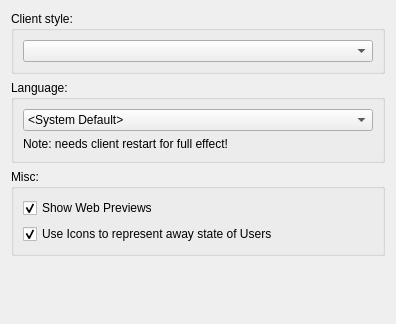
Above: src/qtui/settingspages/appearancesettingspage.ui from quassel/quassel before the change. Below: the same form after it.
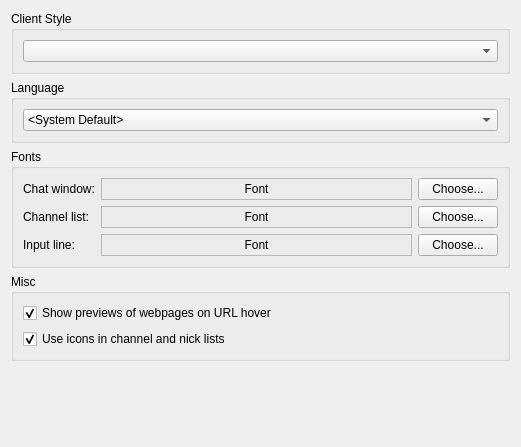
That is the form after the change.

Commit message:
Move font settings to general appearance settingspage
This retires our old fonts settingspage for now, since most of what was on
there didn't work anyway. You can now choose fonts for the ChatView, the input line
and (this is brandnew!1!!) the buffer views and nick list.

Also added tooltips for that settingspage and changed the wording a bit.

Diff of the .ui file:
```diff
--- a/src/qtui/settingspages/appearancesettingspage.ui
+++ b/src/qtui/settingspages/appearancesettingspage.ui
@@ -1,22 +1,22 @@
 <ui version="4.0" >
  <class>AppearanceSettingsPage</class>
- <widget class="QWidget" name="AppearanceSettingsPage" >
-  <property name="geometry" >
+ <widget class="QWidget" name="AppearanceSettingsPage">
+  <property name="geometry">
    <rect>
     <x>0</x>
     <y>0</y>
-    <width>396</width>
-    <height>324</height>
+    <width>521</width>
+    <height>447</height>
    </rect>
   </property>
   <property name="windowTitle" >
    <string>Form</string>
   </property>
-  <layout class="QVBoxLayout" name="verticalLayout_2" >
+  <layout class="QVBoxLayout" name="verticalLayout">
    <item>
-    <widget class="QGroupBox" name="groupBox" >
-     <property name="title" >
-      <string>Client style:</string>
+    <widget class="QGroupBox" name="groupBox">
+     <property name="title">
+      <string>Client Style</string>
      </property>
      <layout class="QVBoxLayout" >
       <item>
@@ -26,13 +26,16 @@
     </widget>
    </item>
    <item>
-    <widget class="QGroupBox" name="groupBox_2" >
-     <property name="title" >
-      <string>Language:</string>
+    <widget class="QGroupBox" name="groupBox_2">
+     <property name="title">
+      <string>Language</string>
      </property>
-     <layout class="QVBoxLayout" name="verticalLayout" >
+     <layout class="QHBoxLayout" name="horizontalLayout">
       <item>
-       <widget class="QComboBox" name="languageComboBox" >
+       <widget class="QComboBox" name="languageComboBox">
+        <property name="toolTip">
+         <string>Set the application language. Requires restart!</string>
+        </property>
         <item>
          <property name="text" >
           <string>&lt;System Default></string>
@@ -45,38 +48,190 @@
         </item>
        </widget>
       </item>
-      <item>
-       <widget class="QLabel" name="label" >
-        <property name="text" >
-         <string>Note: needs client restart for full effect!</string>
+     </layout>
+    </widget>
+   </item>
+   <item>
+    <widget class="QGroupBox" name="groupBox_4">
+     <property name="title">
+      <string>Fonts</string>
+     </property>
+     <layout class="QGridLayout" name="gridLayout">
+      <item row="0" column="0">
+       <widget class="QLabel" name="label_2">
+        <property name="toolTip">
+         <string>Set font for the main chat window and the chat monitor</string>
         </property>
+        <property name="text">
+         <string>Chat window:</string>
+        </property>
        </widget>
       </item>
+      <item row="0" column="1">
+       <widget class="QLabel" name="demoChatView">
+        <property name="sizePolicy">
+         <sizepolicy hsizetype="MinimumExpanding" vsizetype="Preferred">
+          <horstretch>0</horstretch>
+          <verstretch>0</verstretch>
+         </sizepolicy>
+        </property>
+        <property name="toolTip">
+         <string>Set font for the main chat window and the chat monitor</string>
+        </property>
+        <property name="frameShape">
+         <enum>QFrame::StyledPanel</enum>
+        </property>
+        <property name="frameShadow">
+         <enum>QFrame::Sunken</enum>
+        </property>
+        <property name="text">
+         <string>Font</string>
+        </property>
+        <property name="alignment">
+         <set>Qt::AlignCenter</set>
+        </property>
+       </widget>
+      </item>
+      <item row="0" column="2">
+       <widget class="QPushButton" name="chooseChatView">
+        <property name="sizePolicy">
+         <sizepolicy hsizetype="Preferred" vsizetype="Fixed">
+          <horstretch>0</horstretch>
+          <verstretch>0</verstretch>
+         </sizepolicy>
+        </property>
+        <property name="text">
+         <string>Choose...</string>
+        </property>
+       </widget>
+      </item>
+      <item row="1" column="0">
+       <widget class="QLabel" name="label_4">
+        <property name="toolTip">
+         <string>Set font for channel and nick lists</string>
+        </property>
+        <property name="text">
+         <string>Channel list:</string>
+        </property>
+       </widget>
+      </item>
+      <item row="1" column="1">
+       <widget class="QLabel" name="demoBufferView">
+        <property name="sizePolicy">
+         <sizepolicy hsizetype="MinimumExpanding" vsizetype="Preferred">
+          <horstretch>0</horstretch>
+          <verstretch>0</verstretch>
+         </sizepolicy>
+        </property>
+        <property name="toolTip">
+         <string>Set font for channel and nick lists</string>
+        </property>
+        <property name="frameShape">
+         <enum>QFrame::StyledPanel</enum>
+        </property>
+        <property name="frameShadow">
+         <enum>QFrame::Sunken</enum>
+        </property>
+        <property name="text">
+         <string>Font</string>
+        </property>
+        <property name="alignment">
+         <set>Qt::AlignCenter</set>
+        </property>
+       </widget>
+      </item>
+      <item row="1" column="2">
+       <widget class="QPushButton" name="chooseBufferView">
+        <property name="sizePolicy">
+         <sizepolicy hsizetype="Preferred" vsizetype="Fixed">
+          <horstretch>0</horstretch>
+          <verstretch>0</verstretch>
+         </sizepolicy>
+        </property>
+        <property name="text">
+         <string>Choose...</string>
+        </property>
+       </widget>
+      </item>
+      <item row="2" column="0">
+       <widget class="QLabel" name="label_3">
+        <property name="toolTip">
+         <string>Set font for the input line</string>
+        </property>
+        <property name="text">
+         <string>Input line:</string>
+        </property>
+       </widget>
+      </item>
+      <item row="2" column="1">
+       <widget class="QLabel" name="demoInputLine">
+        <property name="sizePolicy">
+         <sizepolicy hsizetype="MinimumExpanding" vsizetype="Preferred">
+          <horstretch>0</horstretch>
+          <verstretch>0</verstretch>
+         </sizepolicy>
+        </property>
+        <property name="toolTip">
+         <string>Set font for the input line</string>
+        </property>
+        <property name="frameShape">
+         <enum>QFrame::StyledPanel</enum>
+        </property>
+        <property name="frameShadow">
+         <enum>QFrame::Sunken</enum>
+        </property>
+        <property name="text">
+         <string>Font</string>
+        </property>
+        <property name="alignment">
+         <set>Qt::AlignCenter</set>
+        </property>
+       </widget>
+      </item>
+      <item row="2" column="2">
+       <widget class="QPushButton" name="chooseInputLine">
+        <property name="sizePolicy">
+         <sizepolicy hsizetype="Preferred" vsizetype="Fixed">
+          <horstretch>0</horstretch>
+          <verstretch>0</verstretch>
+         </sizepolicy>
+        </property>
+        <property name="text">
+         <string>Choose...</string>
+        </property>
+       </widget>
+      </item>
      </layout>
     </widget>
    </item>
    <item>
-    <widget class="QGroupBox" name="groupBox_3" >
-     <property name="title" >
-      <string>Misc:</string>
+    <widget class="QGroupBox" name="groupBox_3">
+     <property name="title">
+      <string>Misc</string>
      </property>
      <layout class="QVBoxLayout" name="verticalLayout_3" >
       <item>
-       <widget class="QCheckBox" name="showWebPreview" >
-        <property name="text" >
-         <string>Show Web Previews</string>
+       <widget class="QCheckBox" name="showWebPreview">
+        <property name="toolTip">
+         <string>Show a website preview window when hovering the mouse over a web address</string>
         </property>
-        <property name="checked" >
+        <property name="text">
+         <string>Show previews of webpages on URL hover</string>
+        </property>
+        <property name="checked">
          <bool>true</bool>
         </property>
        </widget>
       </item>
       <item>
-       <widget class="QCheckBox" name="showUserStateIcons" >
-        <property name="text" >
-         <string>Use Icons to represent away state of Users</string>
+       <widget class="QCheckBox" name="showUserStateIcons">
+        <property name="toolTip">
+         <string>Show status icons in channel and nick lists</string>
         </property>
-        <property name="checked" >
+        <property name="text">
+         <string>Use icons in channel and nick lists</string>
+        </property>
+        <property name="checked">
          <bool>true</bool>
         </property>
        </widget>
@@ -85,8 +240,8 @@
     </widget>
    </item>
    <item>
-    <spacer name="verticalSpacer" >
-     <property name="orientation" >
+    <spacer name="verticalSpacer">
+     <property name="orientation">
       <enum>Qt::Vertical</enum>
      </property>
      <property name="sizeHint" stdset="0" >
```
Left out of the diff: 25 changed lines with no effect on the pictures. The commit also changes 10 other files.
